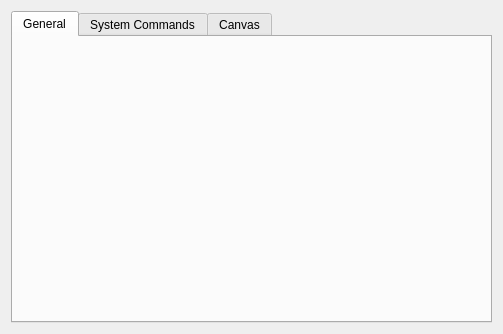
Above: settings_dialog.ui from csekri/tkzgeom before the change. Below: the same form after it.
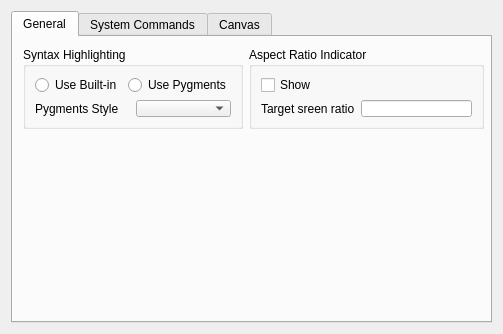
That is the form after the change. The open tabs and pages were chosen to show the change.

Diff of the .ui file:
```diff
--- a/settings_dialog.ui
+++ b/settings_dialog.ui
@@ -23,6 +23,89 @@
       <attribute name="title">
        <string>General</string>
       </attribute>
+      <widget class="QWidget" name="">
+       <property name="geometry">
+        <rect>
+         <x>10</x>
+         <y>10</y>
+         <width>461</width>
+         <height>82</height>
+        </rect>
+       </property>
+       <layout class="QHBoxLayout" name="horizontalLayout_4">
+        <item>
+         <widget class="QGroupBox" name="groupBox">
+          <property name="title">
+           <string>Syntax Highlighting</string>
+          </property>
+          <layout class="QVBoxLayout" name="verticalLayout_2">
+           <item>
+            <layout class="QHBoxLayout" name="horizontalLayout">
+             <item>
+              <widget class="QRadioButton" name="radioButton">
+               <property name="text">
+                <string>Use Built-in</string>
+               </property>
+              </widget>
+             </item>
+             <item>
+              <widget class="QRadioButton" name="radioButton_2">
+               <property name="text">
+                <string>Use Pygments</string>
+               </property>
+              </widget>
+             </item>
+            </layout>
+           </item>
+           <item>
+            <layout class="QHBoxLayout" name="horizontalLayout_2">
+             <item>
+              <widget class="QLabel" name="label">
+               <property name="text">
+                <string>Pygments Style</string>
+               </property>
+              </widget>
+             </item>
+             <item>
+              <widget class="QComboBox" name="comboBox"/>
+             </item>
+            </layout>
+           </item>
+          </layout>
+         </widget>
+        </item>
+        <item>
+         <widget class="QGroupBox" name="groupBox_2">
+          <property name="title">
+           <string>Aspect Ratio Indicator</string>
+          </property>
+          <layout class="QVBoxLayout" name="verticalLayout_3">
+           <item>
+            <widget class="QCheckBox" name="checkBox">
+             <property name="text">
+              <string>Show</string>
+             </property>
+            </widget>
+           </item>
+           <item>
+            <layout class="QHBoxLayout" name="horizontalLayout_3">
+             <item>
+              <widget class="QLabel" name="label_2">
+               <property name="text">
+                <string>Target sreen ratio</string>
+               </property>
+              </widget>
+             </item>
+             <item>
+              <widget class="QLineEdit" name="lineEdit"/>
+             </item>
+            </layout>
+           </item>
+          </layout>
+         </widget>
+        </item>
+       </layout>
+      </widget>
      </widget>
      <widget class="QWidget" name="tab_2">
       <attribute name="title">
```
Left out of the diff: 2 changed lines with no effect on the pictures.
